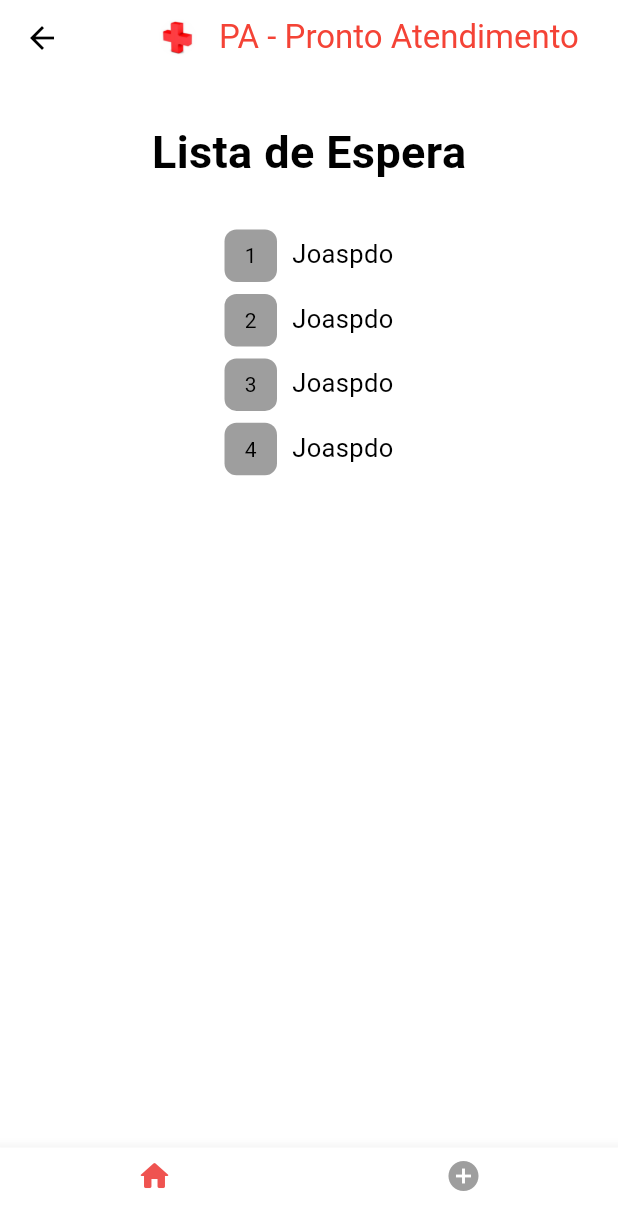
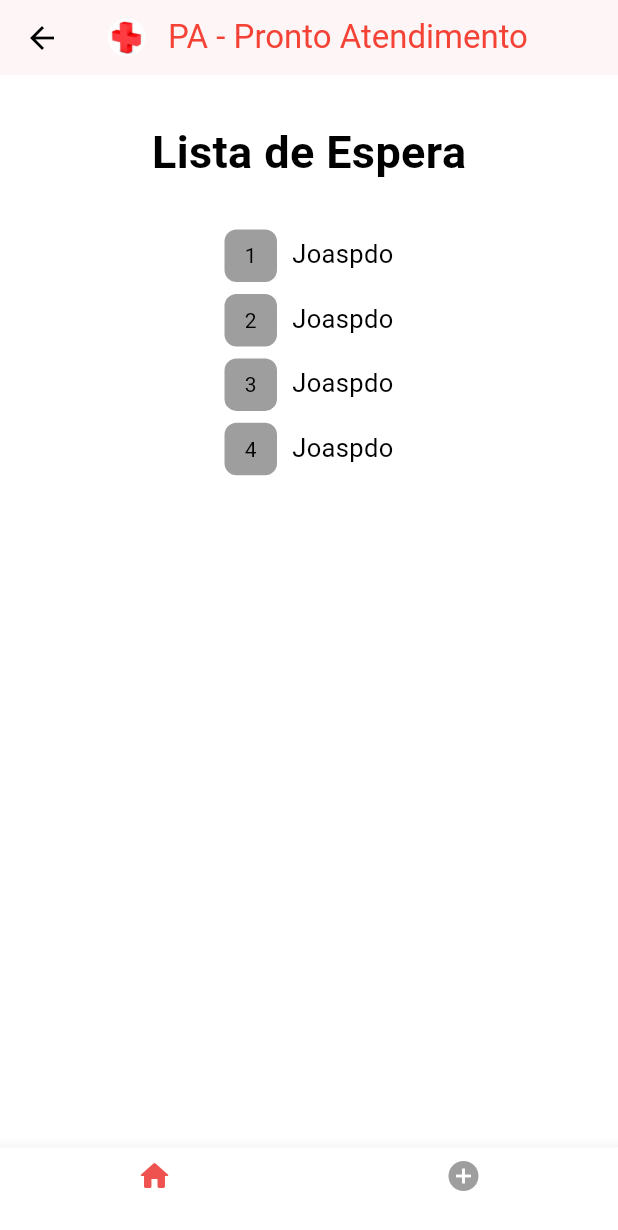
Before and after one commit to alexandrendev/app-queue, a Flutter app: the screen it shows after launch, on a phone screen of 412 x 824 dp. Shown: the top 1230 px of the screen. Run offline on Flutter 3.47's test engine with Material 3 defaults, Android fonts, the phone set to English and light mode, and no system bars; our stand-ins replace parse_server_sdk_flutter.

Commit message:
fix: appbar  title alignment

```diff
--- a/app_queue/lib/components/my_up_app_bar.dart
+++ b/app_queue/lib/components/my_up_app_bar.dart
@@ -7,29 +7,24 @@ class MyUpAppBar extends StatelessWidget implements PreferredSizeWidget {
   @override
   Widget build(BuildContext context) {
     return AppBar(
-      title: Container(
-        width: MediaQuery.of(context).size.width,
-        child: Row(
+      leading: IconButton(
+        icon: const Icon(Icons.arrow_back, color: Colors.black),
+        onPressed: null,
+      ),
+      title: Row(
         mainAxisAlignment: MainAxisAlignment.start,
         crossAxisAlignment: CrossAxisAlignment.center,
         children: [
-            Icon(Icons.arrow_back),
-            SizedBox(
-              width: 66,
-            ),
           MyLogo(heigth: 25),
-            const SizedBox(
-              width: 15,
-            ),
-            Text(
+          const SizedBox(width: 15),
+          const Text(
             'PA - Pronto Atendimento',
             style: TextStyle(color: Colors.red),
-            )
+          ),
         ],
       ),
-      ),
       backgroundColor: Colors.white,
-      // centerTitle: true,
+      elevation: 1,
     );
   }
 
```
Lines whose indentation alone changed are shown as unchanged.
